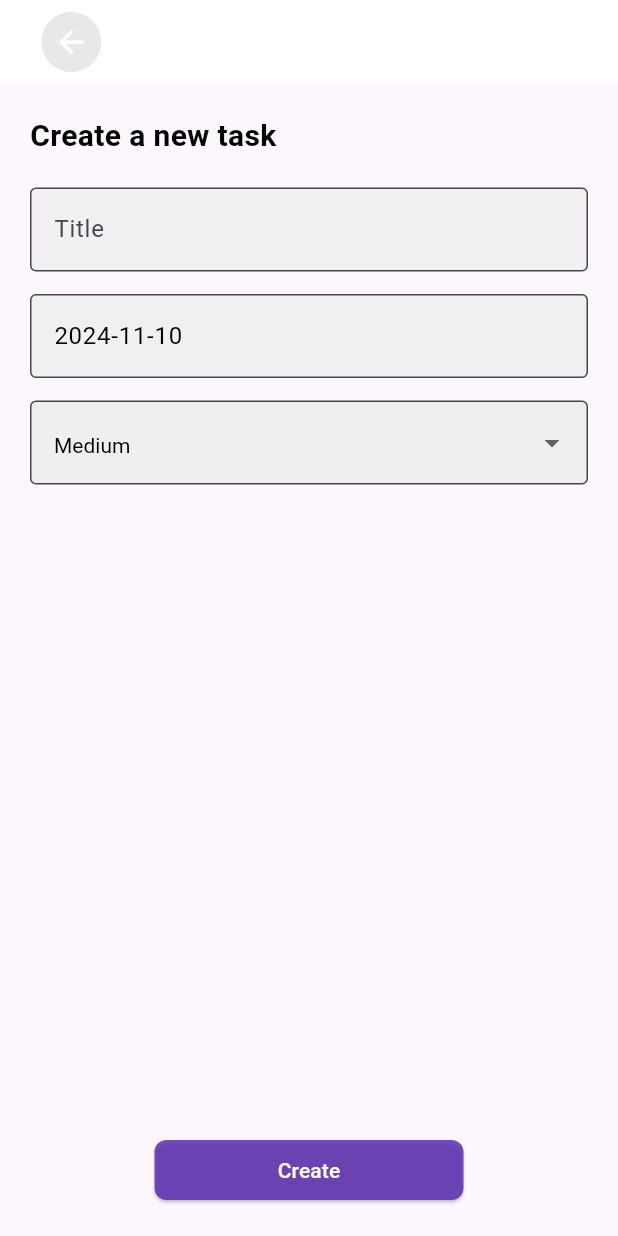
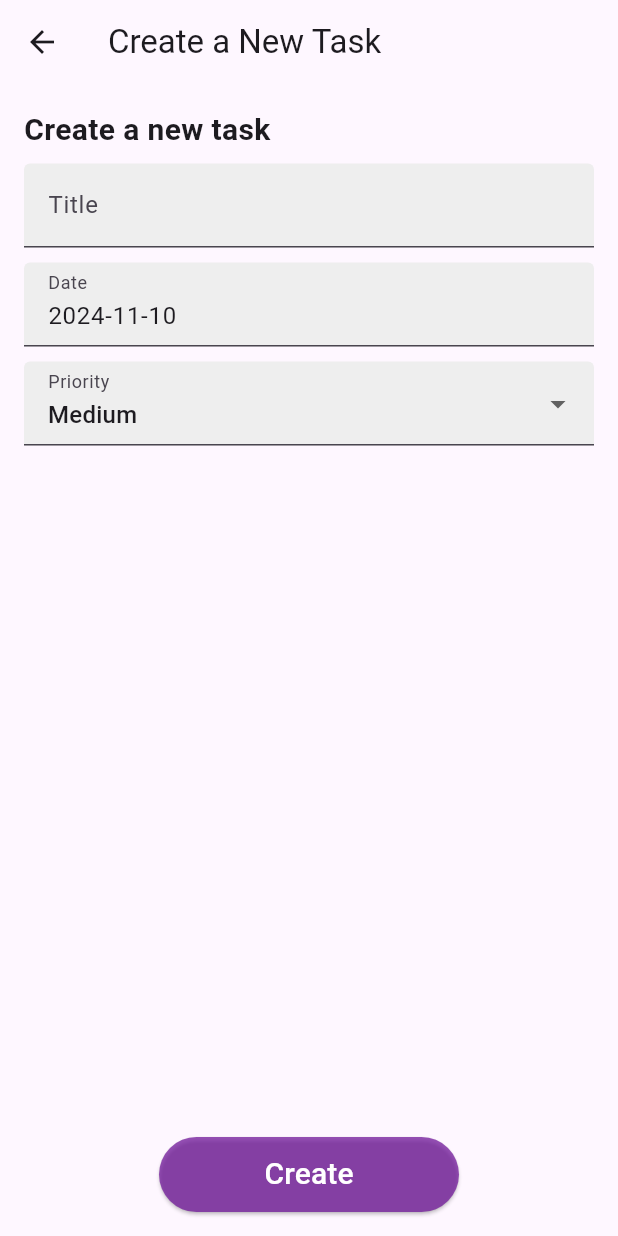
Before and after one commit to mj-pavithra/day-plan-diary, a Flutter app: the screen it shows after launch, after a tap on the "add" icon, on a phone screen of 412 x 824 dp. Run offline on Flutter 3.47's test engine with Material 3 defaults, Android fonts, the phone set to English and light mode, and no system bars; our stand-ins replace hive, hive_flutter; accounts and stored records are empty; network calls fail.

Commit message:
Commit from home PC

```diff
--- a/lib/Screens/home.dart
+++ b/lib/Screens/home.dart
@@ -1,4 +1,5 @@
 import 'package:flutter/material.dart';
+import 'package:hive_flutter/hive_flutter.dart';
 
 class HomePage extends StatelessWidget {
   const HomePage({super.key});
@@ -124,7 +125,7 @@ class _ToDoBodyState extends State<ToDoBody> {
                     style: TextStyle(
                       fontSize: 16,
                       fontWeight: FontWeight.bold,
-                      color: !isTodoSelected ? Colors.black : Colors.grey,
+                      color: !isTodoSelected ? Colors.black : const Color.fromARGB(228, 158, 158, 158),
                     ),
                   ),
                 ),
@@ -140,30 +141,48 @@ class _ToDoBodyState extends State<ToDoBody> {
   }
 }
 
+
 class TodoList extends StatelessWidget {
   final bool isTodoSelected;
   const TodoList({super.key, required this.isTodoSelected});
 
   @override
   Widget build(BuildContext context) {
+    final Box taskBox = Hive.box('tasksBox');
+
+    return ValueListenableBuilder(
+      valueListenable: taskBox.listenable(),
+      builder: (context, Box box, _) {
+        final tasks = box.values.where((task) {
+          return task['isCompleted'] == !isTodoSelected;
+        }).toList();
+
+        if (tasks.isEmpty) {
+          return const Center(
+            child: Text('No tasks available'),
+          );
+        }
+
         return SingleChildScrollView(
           child: Column(
-        children: List.generate(10, (index) {
+            children: List.generate(tasks.length, (index) {
+              final task = tasks[index];
               return Padding(
                 padding: const EdgeInsets.all(8.0),
                 child: ToDoItem(
-              title: 'Task ${index + 1}',
-              description: 'Description of task ${index + 1}',
-              priority: 'High',
-              isCompleted: !isTodoSelected,
+                  title: task['title'] ?? 'Untitled',
+                  description: task['description'] ?? 'No description',
+                  priority: task['priority'] ?? 'Medium',
+                  isCompleted: task['isCompleted'] ?? true,
                 ),
               );
             }),
           ),
         );
+      },
+    );
   }
 }
-
 
 class ToDoItem extends StatelessWidget {
   final String title;
@@ -171,7 +190,8 @@ class ToDoItem extends StatelessWidget {
   final String priority;
   final bool isCompleted;
 
-  const ToDoItem({super.key,
+  const ToDoItem({
+    super.key,
     required this.title,
     required this.description,
     required this.priority,
@@ -194,7 +214,7 @@ class ToDoItem extends StatelessWidget {
             const SizedBox(height: 4),
             Text(
               description,
-              style: const TextStyle(color: Color.fromARGB(255, 255, 255, 255)),
+              style: const TextStyle(color: Colors.black54),
             ),
             const SizedBox(height: 8),
             Row(
@@ -215,82 +235,3 @@ class ToDoItem extends StatelessWidget {
     );
   }
 }
-
-
-
-
-// import 'package:flutter/material.dart';
-
-// class Home extends StatelessWidget {
-//   const Home({super.key});
-
-//   @override
-
-//   Widget build(BuildContext context) {
-//     return Scaffold(
-
-//       appBar: AppBar(
-//         actions: [
-//           Padding(
-//             padding: const EdgeInsets.all(6.0),
-//             child: SizedBox(
-//               width: 380,
-//               height: 80,
-//               child: Row(
-//                 mainAxisAlignment: MainAxisAlignment.spaceBetween,
-
-//                 children: [
-//                   const Column(
-//                     crossAxisAlignment: CrossAxisAlignment.start,
-//                     children: [
-//                       Text("Hello",
-//                       style: TextStyle(
-//                         fontSize: 12.0,
-//                         color: Colors.black45
-//                       ),),
-//                       Text("Name", style: TextStyle(
-//                         fontSize: 18.0,
-//                         color: Colors.black,
-//                         fontWeight: FontWeight.bold
-//                       ),),
-//                     ],
-//                   ),
-//                   CircleAvatar(
-//                     radius: 20.0,
-//                     child: ClipOval(
-//                       child: Image.network(
-//                         'https://avatars.githubusercontent.com/u/83787860?v=4',
-//                         width: 40,
-//                         height: 40,
-//                         fit: BoxFit.cover,
-
-//                       ),
-//                     ),
-//                   ),
-//                 ],
-//               ),
-//             ),
-//           )
-//         ],
-//       ),
-//       body: Container(
-//         padding: const EdgeInsets.all(20.0),
-//           child: const Column(
-//             children: [
-//               Row(children: [
-//                 Text("Today", style: TextStyle(
-//                   fontSize: 32.0,
-//                   fontWeight: FontWeight.bold
-//                 ),),
-//                 Spacer(),
-//                 Text("View All", style: TextStyle(
-//                   fontSize: 16.0,
-//                   color: Colors.blue
-//                 ),)
-//               ],)
-//             ],
-//           )
-//       ),
-//     );
-//   }
-// }
--- a/lib/Screens/newtask.dart
+++ b/lib/Screens/newtask.dart
@@ -1,159 +1,110 @@
 import 'package:flutter/material.dart';
+import 'package:hive/hive.dart';
 
 class CreateTaskPage extends StatefulWidget {
   const CreateTaskPage({super.key});
 
   @override
-  State<CreateTaskPage> createState() => _CreateTaskPageState();
+  _CreateTaskPageState createState() => _CreateTaskPageState();
 }
 
 class _CreateTaskPageState extends State<CreateTaskPage> {
-  final _formKey = GlobalKey<FormState>();
-  final TextEditingController _titleController = TextEditingController();
-  final TextEditingController _dateController = TextEditingController();
-  String _priority = 'Medium';
-  final List<String> _priorities = ['High', 'Medium', 'Low'];
+  final TextEditingController titleController = TextEditingController();
+  final TextEditingController dateController = TextEditingController();
+  String selectedPriority = 'Medium';
 
   @override
   void initState() {
     super.initState();
-    _dateController.text = DateTime.now().toString().split(' ')[0]; // Default to current date
+    dateController.text = DateTime.now().toString().split(' ')[0]; // Set default date
   }
 
-  void _createTask() {
-    if (_formKey.currentState!.validate()) {
-      // Task creation logic goes here
-      ScaffoldMessenger.of(context).showSnackBar(
-        const SnackBar(content: Text('Task Created Successfully!')),
-      );
-    }
+  void saveTask() async {
+    var taskBox = Hive.box('tasksBox'); // Reference the tasks box
+    var taskData = {
+      'title': titleController.text,
+      'date': dateController.text,
+      'priority': selectedPriority,
+    };
+
+    await taskBox.add(taskData); // Save task as a map to Hive
+    Navigator.pop(context); // Go back to home screen
   }
 
   @override
   Widget build(BuildContext context) {
     return Scaffold(
       appBar: AppBar(
-        backgroundColor: Colors.white,
-        elevation: 0,
-        leadingWidth: 95,
         leading: IconButton(
-            icon: const CircleAvatar(
-              backgroundColor: Color.fromARGB(61, 158, 158, 158),
-              radius: 20,
-              child: Icon(Icons.arrow_back, color: Colors.white),
-            ),
+          icon: const Icon(Icons.arrow_back),
           onPressed: () => Navigator.pop(context),
         ),
+        title: const Text("Create a New Task"),
       ),
       body: Padding(
-        padding: const EdgeInsets.all(20.0),
-        child: Form(
-          key: _formKey,
+        padding: const EdgeInsets.all(16.0),
         child: Column(
           crossAxisAlignment: CrossAxisAlignment.start,
           children: [
-              const Text(
+            const Padding(
+              padding: EdgeInsets.only(bottom: 8.0),
+              child: Text(
                 'Create a new task',
-                style: TextStyle(
-                  color: Colors.black,
-                  fontSize: 20,
-                  fontWeight: FontWeight.bold,
+                style: TextStyle(fontSize: 20, fontWeight: FontWeight.bold),
               ),
             ),
-              const SizedBox(height: 20),
-              TextFormField(
-                controller: _titleController,
-                decoration: const InputDecoration(
-                  hintText: 'Title',
+            TextField(
+              controller: titleController,
+              decoration: InputDecoration(
+                labelText: 'Title',
+                fillColor: Colors.grey[200],
                 filled: true,
-                  fillColor: Color.fromARGB(199, 238, 238, 238),
-                  border: OutlineInputBorder(),
               ),
-                style: const TextStyle(color: Colors.black),
-                validator: (value) {
-                  if (value == null || value.isEmpty) {
-                    return 'Title is required';
-                  }
-                  return null;
+            ),
+            const SizedBox(height: 10),
+            TextField(
+              controller: dateController,
+              readOnly: true,
+              decoration: InputDecoration(
+                labelText: 'Date',
+                fillColor: Colors.grey[200],
+                filled: true,
+              ),
+            ),
+            const SizedBox(height: 10),
+            DropdownButtonFormField<String>(
+              value: selectedPriority,
+              onChanged: (newValue) {
+                setState(() {
+                  selectedPriority = newValue!;
+                });
               },
-              ),
-              const SizedBox(height: 15),
-              TextFormField(
-                controller: _dateController,
-                decoration: const InputDecoration(
-                  hintText: 'Date',
-                  filled: true,
-                  fillColor: Color.fromARGB(206, 238, 238, 238),
-                  border: OutlineInputBorder(),
-                ),
-                style: const TextStyle(color: Colors.black),
-                readOnly: true,
-                onTap: () async {
-                  DateTime? selectedDate = await showDatePicker(
-                    context: context,
-                    initialDate: DateTime.now(),
-                    firstDate: DateTime(2000),
-                    lastDate: DateTime(2100),
-                  );
-                  if (selectedDate != null) {
-                    _dateController.text = selectedDate.toString().split(' ')[0];
-                  }
-                },
-                validator: (value) {
-                  if (value == null || value.isEmpty) {
-                    return 'Date is required';
-                  }
-                  return null;
-                },
-              ),
-              const SizedBox(height: 15),
-              DropdownButtonFormField<String>(
-                value: _priority,
-                items: _priorities.map((String priority) {
-                  return DropdownMenuItem<String>(
+              items: ['High', 'Medium', 'Low']
+                  .map((priority) => DropdownMenuItem(
                         value: priority,
                         child: Text(priority),
-                  );
-                }).toList(),
-                decoration: const InputDecoration(
-                  hintText: 'Select Priority',
+                      ))
+                  .toList(),
+              decoration: InputDecoration(
+                labelText: 'Priority',
+                fillColor: Colors.grey[200],
                 filled: true,
-                  fillColor: Color.fromARGB(226, 238, 238, 238),
-                  border: OutlineInputBorder(),
               ),
-                style: const TextStyle(color: Colors.black),
-                onChanged: (String? newValue) {
-                  setState(() {
-                    _priority = newValue!;
-                  });
-                },
-                validator: (value) {
-                  if (value == null || value.isEmpty) {
-                    return 'Priority is required';
-                  }
-                  return null;
-                },
             ),
             const Spacer(),
             Center(
-                child: SizedBox(
-                  width: MediaQuery.of(context).size.width * 0.5,
               child: ElevatedButton(
+                onPressed: saveTask,
                 style: ElevatedButton.styleFrom(
-                      backgroundColor: const Color.fromARGB(206, 87, 39, 176),
-                      shape: RoundedRectangleBorder(
-                        borderRadius: BorderRadius.circular(8),
+                  backgroundColor: const Color.fromARGB(188, 113, 22, 155),
+                  minimumSize: const Size(200, 50),
                 ),
-                    ),
-                    onPressed: _createTask,
-                    child: const Text('Create', style: TextStyle(color: Colors.white)),
-                  ),
+                child: const Text('Create', style: TextStyle(fontSize: 20, color: Colors.white)),
               ),
             ),
           ],
         ),
       ),
-      ),
     );
   }
 }
--- a/lib/main.dart
+++ b/lib/main.dart
@@ -1,10 +1,14 @@
   import 'package:day_plan_diary/Screens/home.dart';
 import 'package:day_plan_diary/Screens/newtask.dart';
 import 'package:flutter/material.dart';
+import 'package:hive_flutter/hive_flutter.dart';
 
-void main() {
+  void main() async {
+
+  await Hive.initFlutter();
+  await Hive.openBox('tasksBox');
     runApp(
-    MyApp(),
+      const MyApp(),
     );
   }
 
@@ -18,7 +22,7 @@ class MyApp extends StatelessWidget {
         theme: ThemeData(
           primarySwatch: Colors.blue,
         ),
-      home: HomePage(),
+        home: const HomePage(),
         routes: {
           '/newtask': (context) => const CreateTaskPage(),
         },
--- a/pubspec.yaml
+++ b/pubspec.yaml
@@ -32,6 +32,8 @@ dependencies:
     sdk: flutter
   cached_network_image: ^3.2.1
   cupertino_icons: ^1.0.8
+  hive: ^2.0.0
+  hive_flutter: ^1.1.0
 
 dev_dependencies:
   flutter_test:
```
Also changed, not shown: lib/SubWidgets/todoList.dart (added, +98 -0 lines), pubspec.lock. Lines whose indentation alone changed are shown as unchanged.
